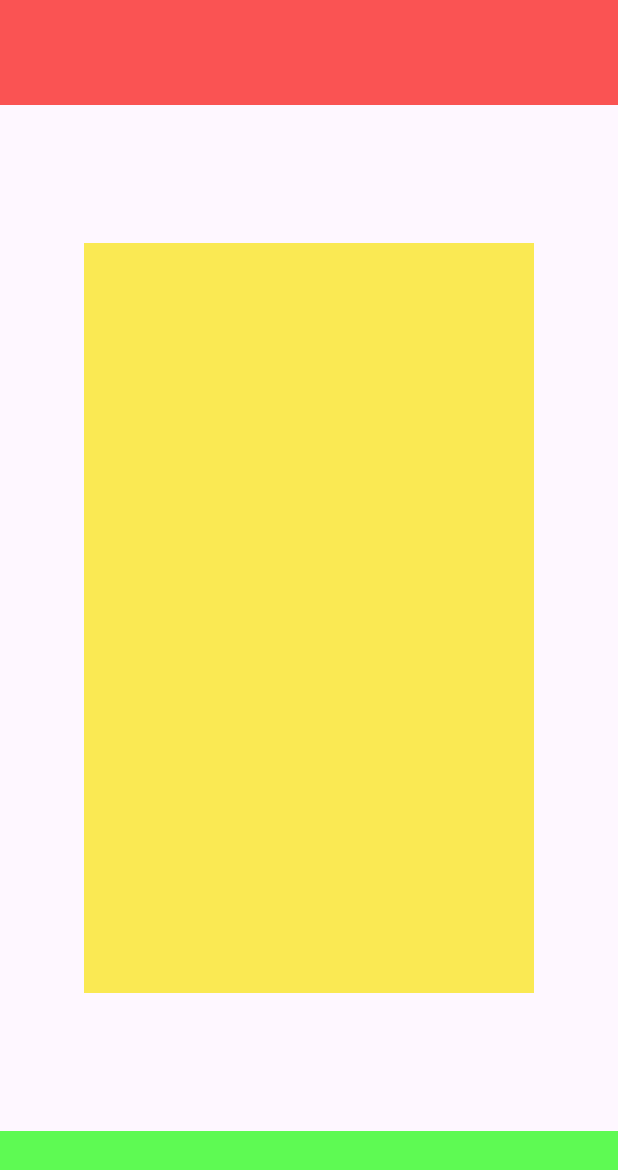
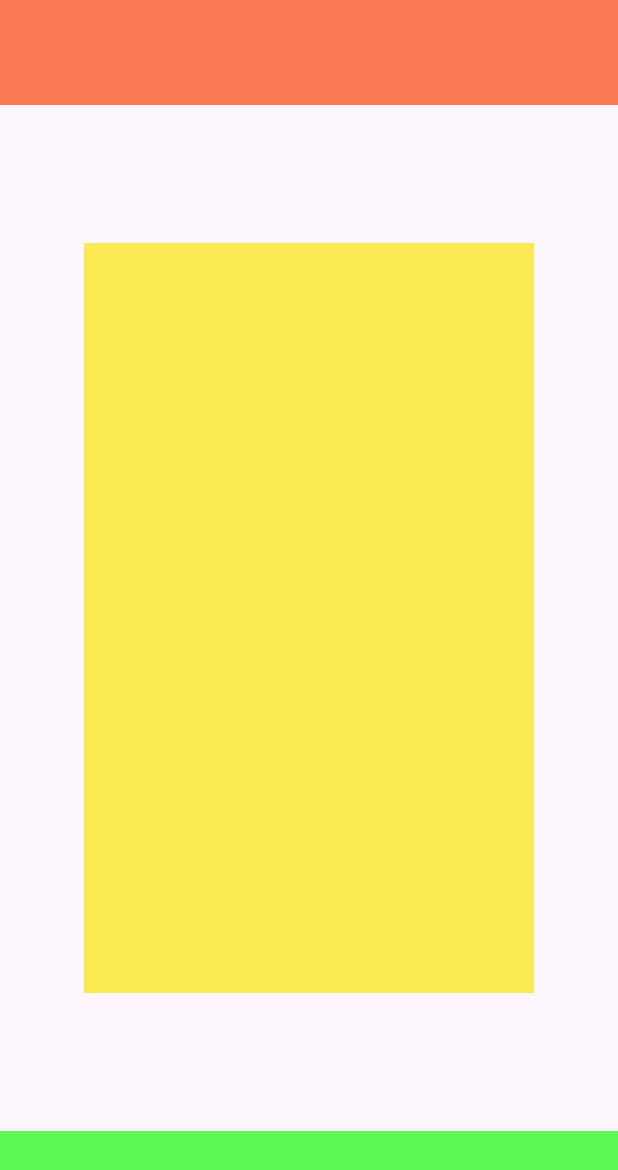
Before and after one commit to Pasechnik-95/FilmSearch_Project, an Android app: the screen it shows after launch (MainActivity), on a phone screen of 412 x 824 dp. Shown: the top 1170 px of the screen. Run offline under Robolectric (Android 15) with nearby library versions, the phone set to English and light mode, and no system bars.

Commit message:
Change collor. Simply for change branch and pull request

```diff
--- a/app/src/main/res/layout/activity_main.xml
+++ b/app/src/main/res/layout/activity_main.xml
@@ -23,7 +23,7 @@
         android:layout_width="match_parent"
         android:layout_height="70dp"
         app:layout_constraintTop_toTopOf="parent"
-        android:background="#FA5353"/>
+        android:background="#FA7A53"/>
 
     <FrameLayout
         android:id="@+id/bottomLayout"
```
